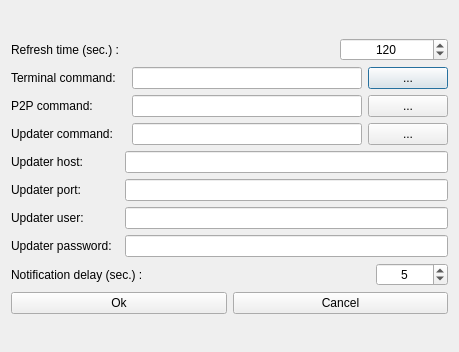
First picture: the form in hub/forms/DlgSettings.ui, repository subutai-io/control-center, before the edit.
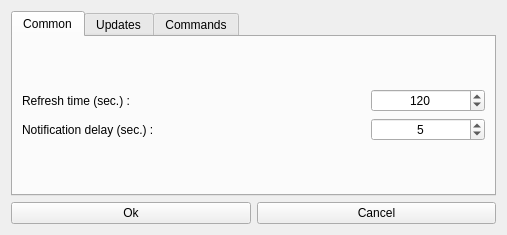
Second picture: the form after the edit. Icons and pictures are not drawn.

Commit message: Changed settings form

```diff
--- a/hub/forms/DlgSettings.ui
+++ b/hub/forms/DlgSettings.ui
@@ -6,8 +6,8 @@
    <rect>
     <x>0</x>
     <y>0</y>
-    <width>459</width>
-    <height>352</height>
+    <width>507</width>
+    <height>235</height>
    </rect>
   </property>
   <property name="windowTitle">
@@ -20,10 +20,20 @@
   <property name="modal">
    <bool>false</bool>
   </property>
-  <layout class="QVBoxLayout" name="verticalLayout">
+  <layout class="QVBoxLayout" name="verticalLayout_4">
    <item>
-    <layout class="QGridLayout" name="gridLayout_6">
+    <layout class="QGridLayout" name="gridLayout_5">
      <item row="0" column="0">
+      <widget class="QTabWidget" name="tabWidget">
+       <property name="currentIndex">
+        <number>0</number>
+       </property>
+       <widget class="QWidget" name="tab_common">
+        <attribute name="title">
+         <string>Common</string>
+        </attribute>
+        <layout class="QVBoxLayout" name="verticalLayout_3">
+         <item>
       <layout class="QGridLayout" name="gridLayout_2" columnstretch="3,1">
        <item row="0" column="0">
         <widget class="QLabel" name="lbl_refresh_timer">
@@ -48,10 +58,95 @@
          </property>
         </widget>
        </item>
-      </layout>
-     </item>
+           <item row="1" column="0">
+            <widget class="QLabel" name="lbl_notification_delay">
+             <property name="text">
+              <string>Notification delay (sec.) :</string>
+             </property>
+            </widget>
+           </item>
+           <item row="1" column="1">
+            <widget class="QSpinBox" name="sb_notification_delay">
+             <property name="alignment">
+              <set>Qt::AlignCenter</set>
+             </property>
+             <property name="minimum">
+              <number>3</number>
+             </property>
+             <property name="maximum">
+              <number>300</number>
+             </property>
+             <property name="value">
+              <number>5</number>
+             </property>
+            </widget>
+           </item>
+          </layout>
+         </item>
+        </layout>
+       </widget>
+       <widget class="QWidget" name="tab_updates">
+        <attribute name="title">
+         <string>Updates</string>
+        </attribute>
+        <layout class="QVBoxLayout" name="verticalLayout_2">
+         <item>
+          <layout class="QGridLayout" name="gridLayout_4" columnstretch="1,3">
+           <item row="0" column="0">
+            <widget class="QLabel" name="lbl_updater_host">
+             <property name="text">
+              <string>Updater host:</string>
+             </property>
+            </widget>
+           </item>
+           <item row="0" column="1">
+            <widget class="QLineEdit" name="le_updater_host"/>
+           </item>
+           <item row="1" column="1">
+            <widget class="QLineEdit" name="le_updater_port"/>
+           </item>
+           <item row="2" column="0">
+            <widget class="QLabel" name="lbl_updater_user">
+             <property name="text">
+              <string>Updater user:</string>
+             </property>
+            </widget>
+           </item>
+           <item row="2" column="1">
+            <widget class="QLineEdit" name="le_updater_user"/>
+           </item>
+           <item row="3" column="0">
+            <widget class="QLabel" name="lbl_updater_pass">
+             <property name="text">
+              <string>Updater password:</string>
+             </property>
+            </widget>
+           </item>
+           <item row="3" column="1">
+            <widget class="QLineEdit" name="le_updater_password">
+             <property name="echoMode">
+              <enum>QLineEdit::Password</enum>
+             </property>
+            </widget>
+           </item>
      <item row="1" column="0">
-      <layout class="QGridLayout" name="gridLayout" columnstretch="2,4,1">
+            <widget class="QLabel" name="lbl_updater_port">
+             <property name="text">
+              <string>Updater port:</string>
+             </property>
+            </widget>
+           </item>
+          </layout>
+         </item>
+        </layout>
+       </widget>
+       <widget class="QWidget" name="tab_commands">
+        <attribute name="title">
+         <string>Commands</string>
+        </attribute>
+        <layout class="QVBoxLayout" name="verticalLayout">
+         <item>
+          <layout class="QGridLayout" name="gridLayout" columnstretch="2,8,1">
        <item row="0" column="0">
         <widget class="QLabel" name="lbl_ssh_terminal_path">
          <property name="text">
@@ -105,82 +200,11 @@
        </item>
       </layout>
      </item>
-     <item row="2" column="0">
-      <layout class="QGridLayout" name="gridLayout_4" columnstretch="1,3">
-       <item row="0" column="0">
-        <widget class="QLabel" name="lbl_updater_host">
-         <property name="text">
-          <string>Updater host:</string>
-         </property>
-        </widget>
-       </item>
-       <item row="0" column="1">
-        <widget class="QLineEdit" name="le_updater_host"/>
+        </layout>
+       </widget>
+      </widget>
        </item>
        <item row="1" column="0">
-        <widget class="QLabel" name="lbl_updater_port">
-         <property name="text">
-          <string>Updater port:</string>
-         </property>
-        </widget>
-       </item>
-       <item row="1" column="1">
-        <widget class="QLineEdit" name="le_updater_port"/>
-       </item>
-       <item row="2" column="0">
-        <widget class="QLabel" name="lbl_updater_user">
-         <property name="text">
-          <string>Updater user:</string>
-         </property>
-        </widget>
-       </item>
-       <item row="2" column="1">
-        <widget class="QLineEdit" name="le_updater_user"/>
-       </item>
-       <item row="3" column="0">
-        <widget class="QLabel" name="lbl_updater_pass">
-         <property name="text">
-          <string>Updater password:</string>
-         </property>
-        </widget>
-       </item>
-       <item row="3" column="1">
-        <widget class="QLineEdit" name="le_updater_password">
-         <property name="echoMode">
-          <enum>QLineEdit::Password</enum>
-         </property>
-        </widget>
-       </item>
-      </layout>
-     </item>
-     <item row="3" column="0">
-      <layout class="QGridLayout" name="gridLayout_5" columnstretch="5,1">
-       <item row="0" column="0">
-        <widget class="QLabel" name="lbl_notification_delay">
-         <property name="text">
-          <string>Notification delay (sec.) :</string>
-         </property>
-        </widget>
-       </item>
-       <item row="0" column="1">
-        <widget class="QSpinBox" name="sb_notification_delay">
-         <property name="alignment">
-          <set>Qt::AlignCenter</set>
-         </property>
-         <property name="minimum">
-          <number>3</number>
-         </property>
-         <property name="maximum">
-          <number>300</number>
-         </property>
-         <property name="value">
-          <number>5</number>
-         </property>
-        </widget>
-       </item>
-      </layout>
-     </item>
-     <item row="4" column="0">
       <layout class="QGridLayout" name="gridLayout_3">
        <item row="0" column="0">
         <widget class="QPushButton" name="btn_ok">
```
Lines whose indentation alone changed are shown as unchanged. The commit also changes 3 other files.
